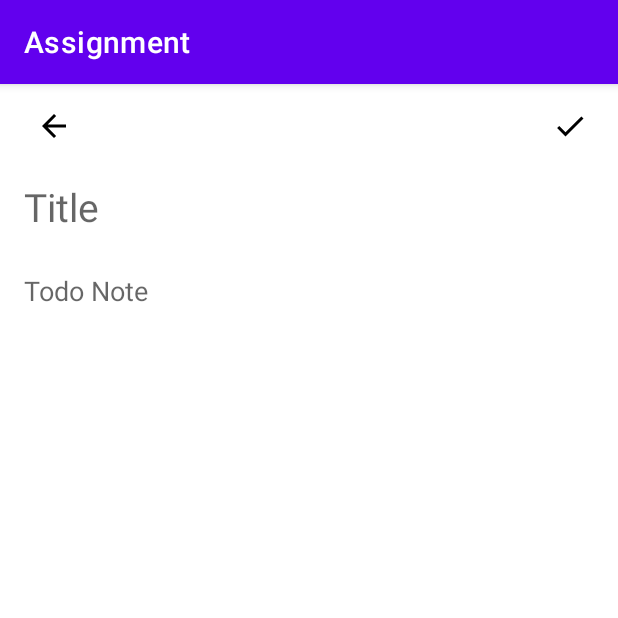
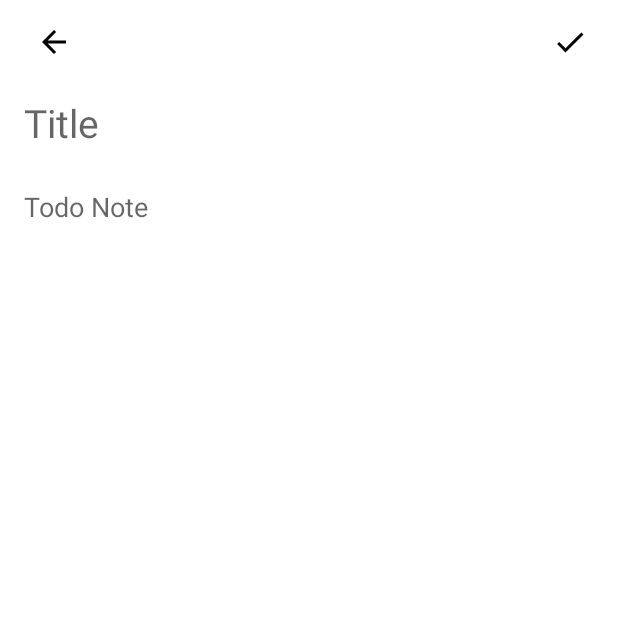
Before and after one commit to russellpeiris/kotlin-room-todo, an Android app: the AddTodoActivity screen opened directly, with no data from a screen before it, on a phone screen of 412 x 824 dp, the top half of it. Run offline under Robolectric (Android 15) with nearby library versions, the phone set to English and light mode, and no system bars.

Commit message:
remove action bar

```diff
--- a/app/src/main/res/values-night/themes.xml
+++ b/app/src/main/res/values-night/themes.xml
@@ -1,6 +1,6 @@
 <resources xmlns:tools="http://schemas.android.com/tools">
     <!-- Base application theme. -->
-    <style name="Theme.Assignment" parent="Theme.MaterialComponents.DayNight.DarkActionBar">
+    <style name="Theme.Assignment" parent="Theme.MaterialComponents.DayNight.NoActionBar">
         <!-- Primary brand color. -->
         <item name="colorPrimary">@color/purple_200</item>
         <item name="colorPrimaryVariant">@color/purple_700</item>
--- a/app/src/main/res/values/themes.xml
+++ b/app/src/main/res/values/themes.xml
@@ -1,6 +1,6 @@
 <resources xmlns:tools="http://schemas.android.com/tools">
     <!-- Base application theme. -->
-    <style name="Theme.Assignment" parent="Theme.MaterialComponents.DayNight.DarkActionBar">
+    <style name="Theme.Assignment" parent="Theme.MaterialComponents.DayNight.NoActionBar">
         <!-- Primary brand color. -->
         <item name="colorPrimary">@color/purple_500</item>
         <item name="colorPrimaryVariant">@color/purple_700</item>
```
